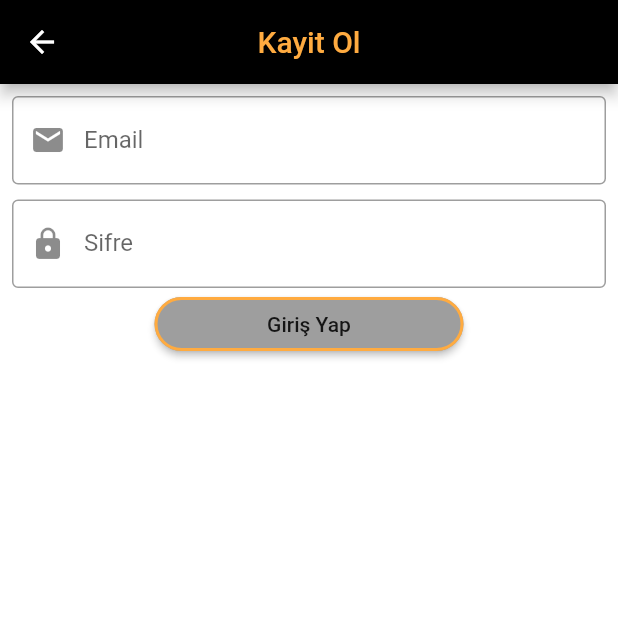
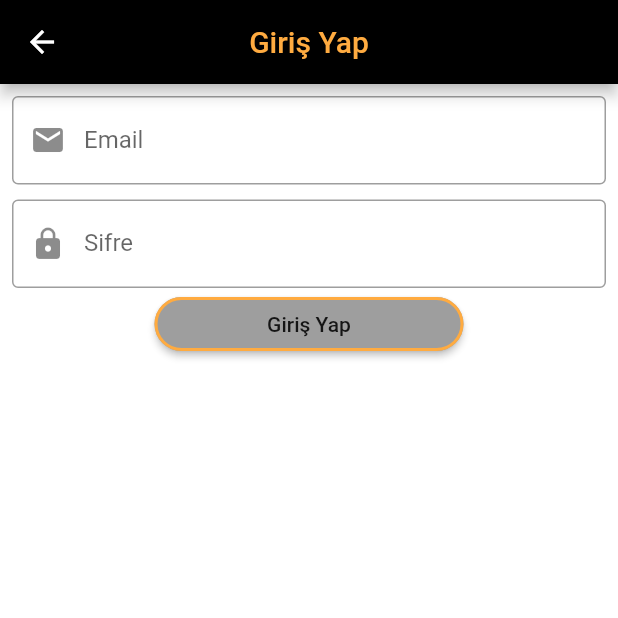
Before and after one commit to berkayucerr/saglikrepo, a Flutter app: the screen it shows after launch, after a tap on "Giriş Yap", on a phone screen of 412 x 824 dp, the top half of it. Run offline on Flutter 3.47's test engine with Material 2 defaults, Android fonts, the phone set to English and light mode, and no system bars.

Commit message:
Update girisekrani.dart
düzenleme

```diff
--- a/lib/screens/girisekrani.dart
+++ b/lib/screens/girisekrani.dart
@@ -60,7 +60,7 @@ class KayitGirisState extends State<KayitGiris> {
   Widget _GirisEkrani() => Scaffold(
       appBar: AppBar(
         title: Text(
-          "Kayit Ol",
+          "Giriş Yap",
           style: TextStyle(color: Colors.orangeAccent),
         ),
         centerTitle: true,
```
